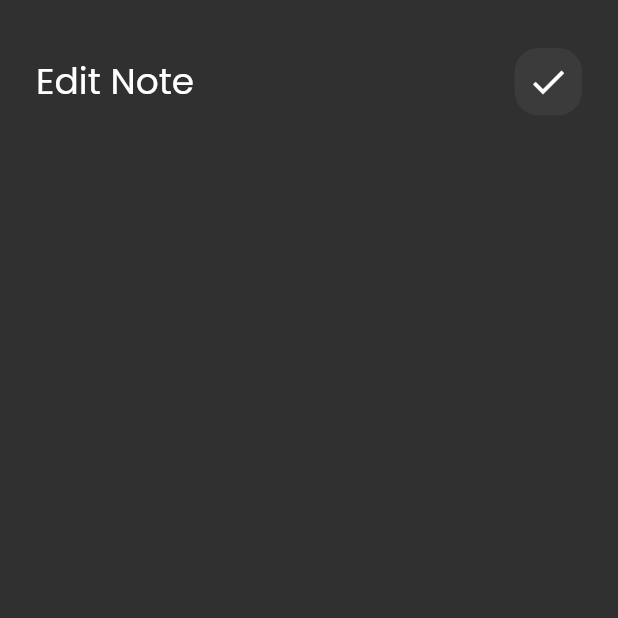
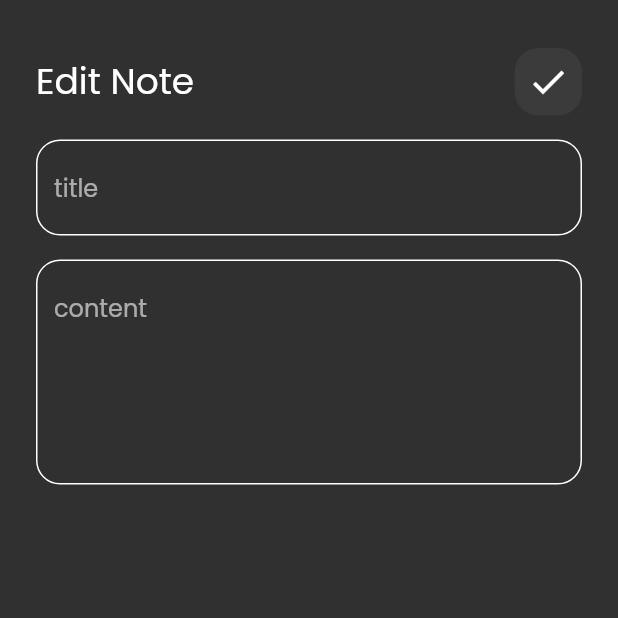
Before and after one commit to mohamedhamed409/diaries_app, a Flutter app: the screen it shows after launch, after a tap on "First Note", on a phone screen of 412 x 824 dp, the top half of it. Run offline on Flutter 3.47's test engine with Material 2 defaults, Android fonts, the phone set to English and light mode, and no system bars; our stand-ins replace font_awesome_flutter.

Commit message:
edit note view done

```diff
--- a/lib/views/widgets/custom_note_item.dart
+++ b/lib/views/widgets/custom_note_item.dart
@@ -10,7 +10,7 @@ class NoteItem extends StatelessWidget {
     return GestureDetector(
       onTap: () {
         Navigator.push(
-            context, MaterialPageRoute(builder: (context) => EditNoteView()));
+            context, MaterialPageRoute(builder: (context) => const EditNoteView()));
       },
       child: Container(
         padding: const EdgeInsets.symmetric(
--- a/lib/views/widgets/edit_note_view_body.dart
+++ b/lib/views/widgets/edit_note_view_body.dart
@@ -1,4 +1,5 @@
 import 'package:diaries_app/views/widgets/custom_appbar.dart';
+import 'package:diaries_app/views/widgets/custom_textfield.dart';
 import 'package:flutter/material.dart';
 
 class EditNoteViewBody extends StatelessWidget {
@@ -19,6 +20,19 @@ class EditNoteViewBody extends StatelessWidget {
             title: 'Edit Note',
             icon: Icons.done,
           ),
+          SizedBox(
+            height: 16,
+          ),
+          CustomTextField(
+            hint: 'title',
+          ),
+          SizedBox(
+            height: 16,
+          ),
+          CustomTextField(
+            hint: 'content',
+            maxLines: 5,
+          ),
         ],
       ),
     );
```
